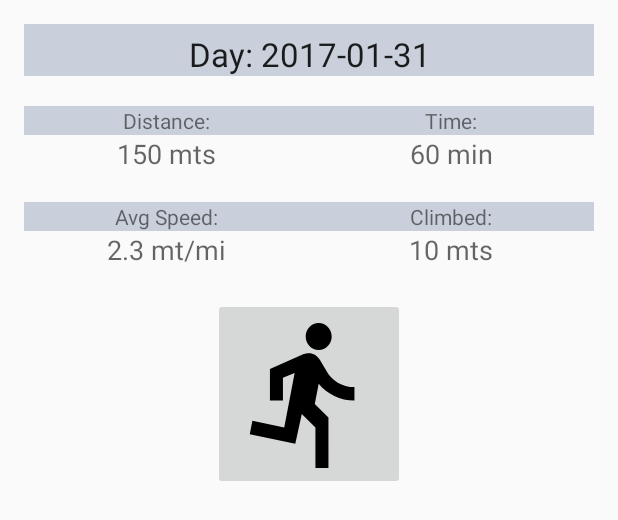
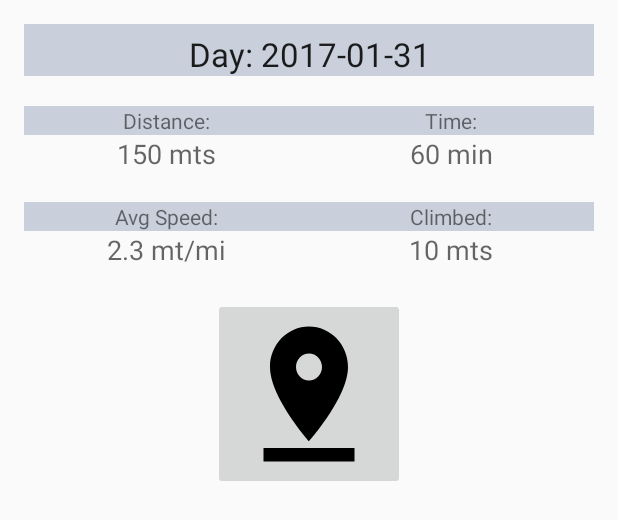
Before and after one commit to rrs2712/ActivityTracker, an Android app: the layout activity_record_details.xml on its own in the app's theme, with its tools: preview values and no code run, on a phone screen of 412 x 824 dp. Shown: the top 520 px of the screen. Run offline under Robolectric (Android 15) with nearby library versions, the light colour scheme and no system bars.

Commit message:
More drawable vectors added

```diff
--- /dev/null
+++ b/app/src/main/res/drawable/ic_pin_24dp.xml
@@ -0,0 +1,9 @@
+<vector xmlns:android="http://schemas.android.com/apk/res/android"
+        android:width="24dp"
+        android:height="24dp"
+        android:viewportWidth="24.0"
+        android:viewportHeight="24.0">
+    <path
+        android:fillColor="#FF000000"
+        android:pathData="M18,8c0,-3.31 -2.69,-6 -6,-6S6,4.69 6,8c0,4.5 6,11 6,11s6,-6.5 6,-11zM10,8c0,-1.1 0.9,-2 2,-2s2,0.9 2,2 -0.89,2 -2,2c-1.1,0 -2,-0.9 -2,-2zM5,20v2h14v-2L5,20z"/>
+</vector>
--- a/app/src/main/res/layout/activity_record_details.xml
+++ b/app/src/main/res/layout/activity_record_details.xml
@@ -135,7 +135,7 @@
             android:layout_width="128dp"
             android:layout_height="128dp"
             android:scaleType="fitXY"
-            android:src="@drawable/ic_directions_24dp"
+            android:src="@drawable/ic_pin_24dp"
             android:id="@+id/btnMap"
             android:onClick="onMap"/>
 
```
Also changed, not shown: app/src/main/res/drawable/ic_map_24dp.xml (added, +9 -0 lines).
